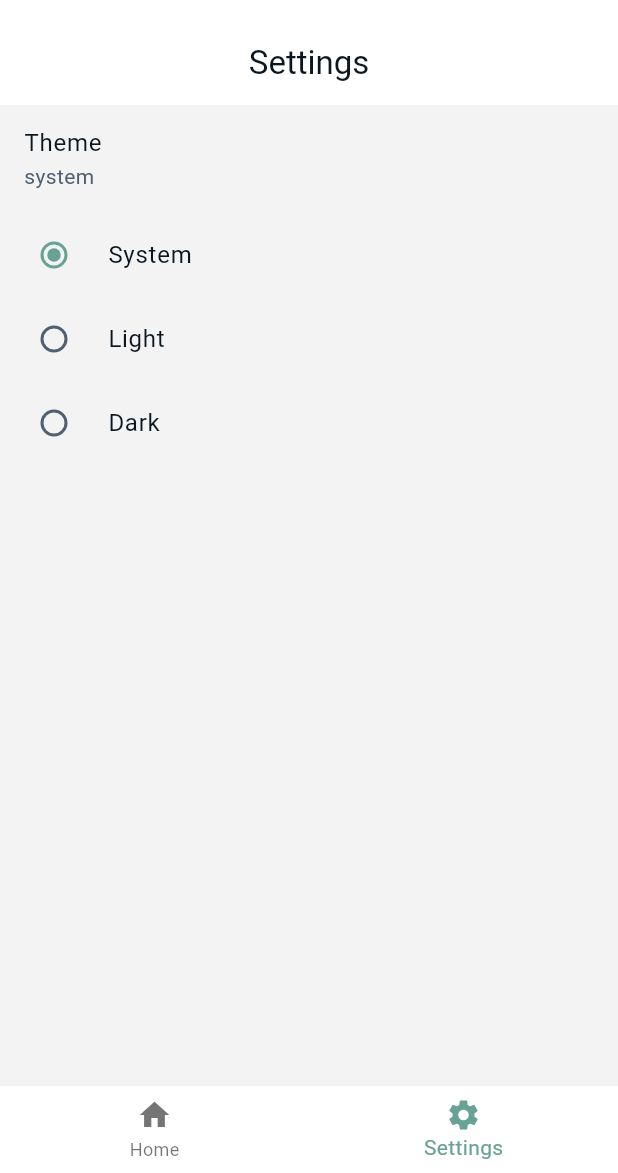
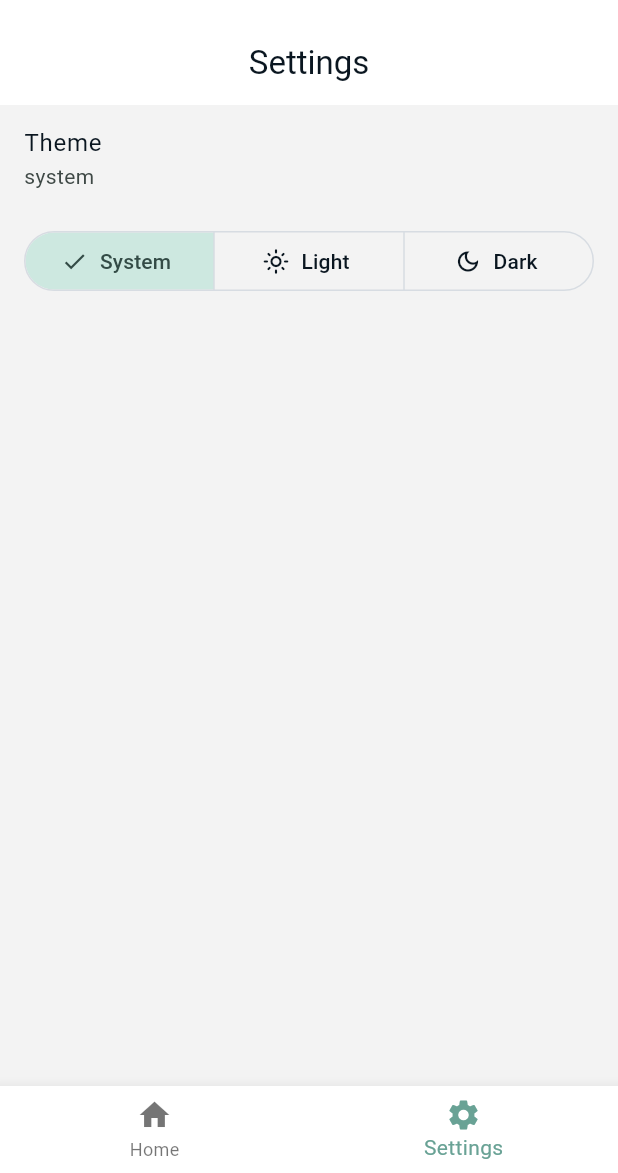
Before and after one commit to awmusicstudio/template_v2, a Flutter app: the SettingsScreen screen opened by its route, after a tap on "System", on a phone screen of 412 x 824 dp, the part 63-1236 px from its top. Run offline on Flutter 3.47's test engine with Material 3 defaults, Android fonts, the phone set to English and light mode, and no system bars; our stand-ins replace flutter_riverpod, go_router.

Commit message:
fixed errors after light and dark mode addition

```diff
--- a/lib/screens/settings_screen.dart
+++ b/lib/screens/settings_screen.dart
@@ -12,26 +12,32 @@ class SettingsScreen extends ConsumerWidget {
       body: ListView(
         children: [
           ListTile(title: const Text('Theme'), subtitle: Text(themeMode.name)),
-          RadioListTile<ThemeMode>(
-            title: const Text('System'),
-            value: ThemeMode.system,
-            groupValue: themeMode,
-            onChanged: (value) =>
-                ref.read(themeModeProvider.notifier).state = value!,
-          ),
-          RadioListTile<ThemeMode>(
-            title: const Text('Light'),
-            value: ThemeMode.light,
-            groupValue: themeMode,
-            onChanged: (value) =>
-                ref.read(themeModeProvider.notifier).state = value!,
-          ),
-          RadioListTile<ThemeMode>(
-            title: const Text('Dark'),
-            value: ThemeMode.dark,
-            groupValue: themeMode,
-            onChanged: (value) =>
-                ref.read(themeModeProvider.notifier).state = value!,
+          Padding(
+            padding: const EdgeInsets.symmetric(horizontal: 16, vertical: 8),
+            child: SegmentedButton<ThemeMode>(
+              segments: const [
+                ButtonSegment(
+                  value: ThemeMode.system,
+                  label: Text('System'),
+                  icon: Icon(Icons.settings_suggest_outlined),
+                ),
+                ButtonSegment(
+                  value: ThemeMode.light,
+                  label: Text('Light'),
+                  icon: Icon(Icons.light_mode_outlined),
+                ),
+                ButtonSegment(
+                  value: ThemeMode.dark,
+                  label: Text('Dark'),
+                  icon: Icon(Icons.dark_mode_outlined),
+                ),
+              ],
+              selected: {themeMode},
+              onSelectionChanged: (selection) {
+                final value = selection.first;
+                ref.read(themeModeProvider.notifier).state = value;
+              },
+            ),
           ),
         ],
       ),
--- a/lib/theme/app_theme_dark.dart
+++ b/lib/theme/app_theme_dark.dart
@@ -3,8 +3,11 @@ import 'app_colors.dart';
 
 /// Material 3 ThemeData for dark mode (contrast-checked against tokens).
 ThemeData buildDarkTheme() {
-  const scheme = ColorScheme(
+  final scheme =
+      ColorScheme.fromSeed(
+        seedColor: AppColors.kPrimary,
         brightness: Brightness.dark,
+      ).copyWith(
         primary: AppColors.kPrimary,
         onPrimary: AppColors.kOnPrimary,
         secondary: AppColors.kSecondary,
@@ -13,31 +16,14 @@ ThemeData buildDarkTheme() {
         onTertiary: AppColors.kOnAccent,
         surface: AppColors.kDarkSurface,
         onSurface: AppColors.kDarkTextPrimary,
-    background: AppColors.kDarkBackground,
-    onBackground: AppColors.kDarkTextPrimary,
-    error: Colors.redAccent,
-    onError: Colors.black,
-    primaryContainer: AppColors.kPrimary,
-    onPrimaryContainer: AppColors.kOnPrimary,
-    secondaryContainer: AppColors.kSecondary,
-    onSecondaryContainer: AppColors.kOnSecondary,
-    tertiaryContainer: AppColors.kAccent,
-    onTertiaryContainer: AppColors.kOnAccent,
-    surfaceVariant: AppColors.kNeutralMuted,
-    onSurfaceVariant: AppColors.kDarkTextSecondary,
         outline: AppColors.kNeutralMuted,
-    outlineVariant: AppColors.kNeutralMuted,
-    inverseSurface: AppColors.kDarkTextPrimary,
-    onInverseSurface: AppColors.kDarkBackground,
-    inversePrimary: AppColors.kPrimary,
-    shadow: Colors.black,
-    scrim: Colors.black87,
+        surfaceContainerHighest: AppColors.kNeutralMuted,
       );
 
   return ThemeData(
     useMaterial3: true,
     colorScheme: scheme,
-    scaffoldBackgroundColor: scheme.background,
+    scaffoldBackgroundColor: AppColors.kDarkBackground,
     appBarTheme: const AppBarTheme(elevation: 0, centerTitle: true),
   );
 }
--- a/lib/theme/app_theme_light.dart
+++ b/lib/theme/app_theme_light.dart
@@ -4,45 +4,29 @@ import 'app_colors.dart';
 /// Material 3 ThemeData for light mode.
 /// Explicit ColorScheme constructed from tokens to preserve brand colors.
 ThemeData buildLightTheme() {
-  const scheme = ColorScheme(
+  final scheme =
+      ColorScheme.fromSeed(
+        seedColor: AppColors.kPrimary,
         brightness: Brightness.light,
-    // Primary/secondary/tertiary map to brand accents
+      ).copyWith(
+        // Preserve intended brand accents and text/surfaces
         primary: AppColors.kPrimary,
         onPrimary: AppColors.kOnPrimary,
         secondary: AppColors.kSecondary,
         onSecondary: AppColors.kOnSecondary,
         tertiary: AppColors.kAccent,
         onTertiary: AppColors.kOnAccent,
-    // Surface/background and text mappings from light core tokens
         surface: AppColors.kLightSurface,
         onSurface: AppColors.kLightTextPrimary,
-    background: AppColors.kLightBackground,
-    onBackground: AppColors.kLightTextPrimary,
-    // Error uses Material baseline; can be customized later
-    error: Colors.red,
-    onError: Colors.white,
-    // Containers use slightly adjusted roles; keep simple for v0
-    primaryContainer: AppColors.kPrimary,
-    onPrimaryContainer: AppColors.kOnPrimary,
-    secondaryContainer: AppColors.kSecondary,
-    onSecondaryContainer: AppColors.kOnSecondary,
-    tertiaryContainer: AppColors.kAccent,
-    onTertiaryContainer: AppColors.kOnAccent,
-    surfaceVariant: AppColors.kNeutralBorder,
-    onSurfaceVariant: AppColors.kLightTextSecondary,
+        // Map deprecated background fields usage to surface where needed
         outline: AppColors.kNeutralBorder,
-    outlineVariant: AppColors.kNeutralBorder,
-    inverseSurface: AppColors.kLightTextPrimary,
-    onInverseSurface: AppColors.kLightBackground,
-    inversePrimary: AppColors.kPrimary,
-    shadow: Colors.black12,
-    scrim: Colors.black54,
+        surfaceContainerHighest: AppColors.kNeutralBorder,
       );
 
   return ThemeData(
     useMaterial3: true,
     colorScheme: scheme,
-    scaffoldBackgroundColor: scheme.background,
+    scaffoldBackgroundColor: AppColors.kLightBackground,
     appBarTheme: const AppBarTheme(elevation: 0, centerTitle: true),
   );
 }
```
Lines whose indentation alone changed are shown as unchanged.
